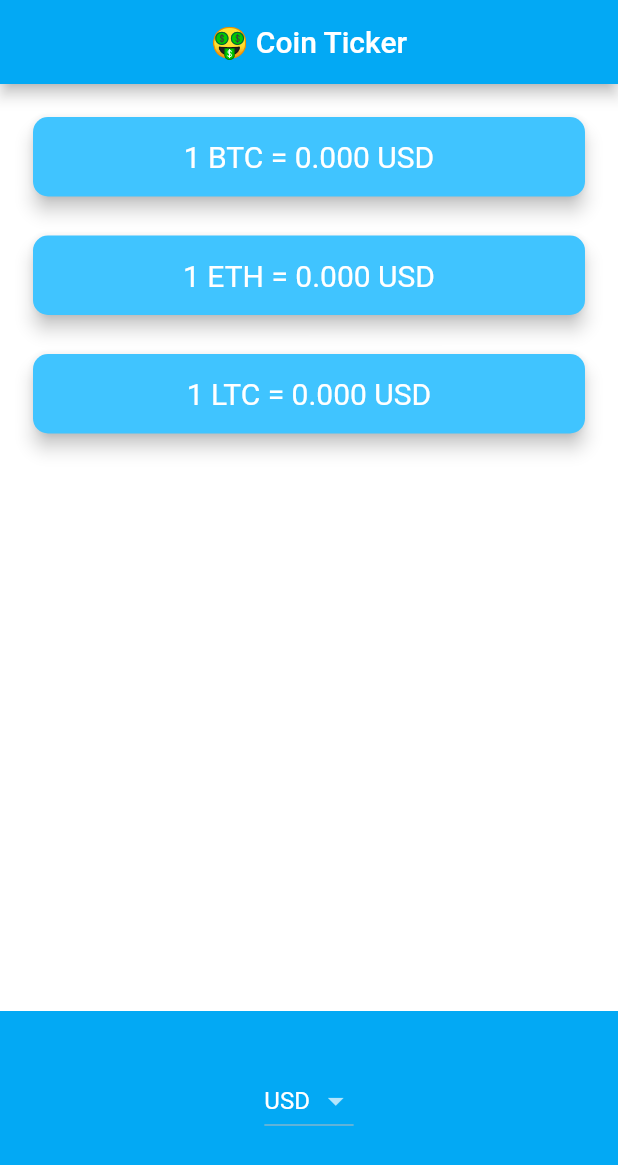
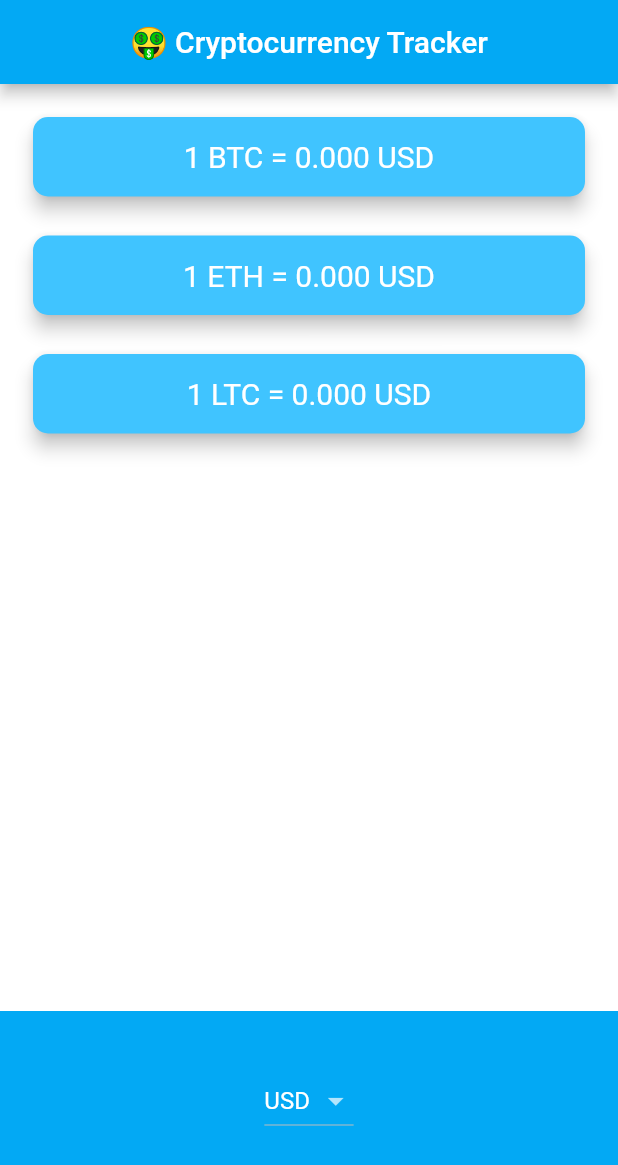
Before and after one commit to sgmagar/crypto-tracker, a Flutter app: the screen it shows after launch, on a phone screen of 412 x 824 dp. Shown: the top 1165 px of the screen. Run offline on Flutter 3.47's test engine with Material 2 defaults, Android fonts, the phone set to English and light mode, and no system bars; network calls fail.

Commit message:
update proj name

```diff
--- a/lib/price_screen.dart
+++ b/lib/price_screen.dart
@@ -22,6 +22,11 @@ class _PriceScreenState extends State<PriceScreen> {
   }
 
   void updatePrice() async {
+    setState(() {
+      btcValue = null;
+      ethValue = null;
+      ltcValue = null;
+    });
     CryptoValue cryptoValue = CryptoValue(selectedCurrency);
     Map allValues = await cryptoValue.getAllValues();
     setState(() {
@@ -69,7 +74,7 @@ class _PriceScreenState extends State<PriceScreen> {
   Widget build(BuildContext context) {
     return Scaffold(
       appBar: AppBar(
-        title: Center(child: Text('🤑 Coin Ticker')),
+        title: Center(child: Text('🤑 Cryptocurrency Tracker')),
       ),
       body: Column(
         mainAxisAlignment: MainAxisAlignment.spaceBetween,
@@ -80,13 +85,13 @@ class _PriceScreenState extends State<PriceScreen> {
             children: <Widget>[
               PriceCard(
                   priceText:
-                      '1 BTC = ${btcValue != null ? btcValue.toStringAsFixed(3) : ''} $selectedCurrency'),
+                      '1 BTC = ${btcValue != null ? btcValue.toStringAsFixed(3) : '?'} $selectedCurrency'),
               PriceCard(
                   priceText:
-                      '1 ETH = ${ethValue != null ? ethValue.toStringAsFixed(3) : ''} $selectedCurrency'),
+                      '1 ETH = ${ethValue != null ? ethValue.toStringAsFixed(3) : '?'} $selectedCurrency'),
               PriceCard(
                   priceText:
-                      '1 LTC = ${ltcValue != null ? ltcValue.toStringAsFixed(3) : ''} $selectedCurrency'),
+                      '1 LTC = ${ltcValue != null ? ltcValue.toStringAsFixed(3) : '?'} $selectedCurrency'),
             ],
           ),
           Container(
--- a/pubspec.yaml
+++ b/pubspec.yaml
@@ -1,4 +1,4 @@
-name: bitcoin_ticker
+name: crypto_tracker
 description: A new Flutter application.
 version: 1.0.0+1
 
```
Also changed, not shown: 6 other files.
